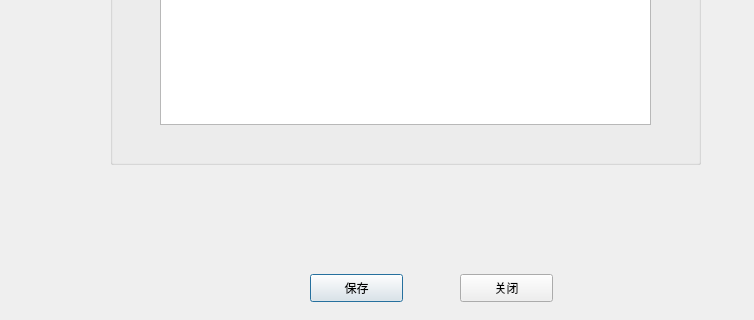
The window that parametersetttingdialog.ui (hzy-gitting/DMTJX-Teacher) describes before a commit, drawn with Qt 5; both pictures show x 0 to 754 and y 196 to 516 of the 754 by 516 pixel window.
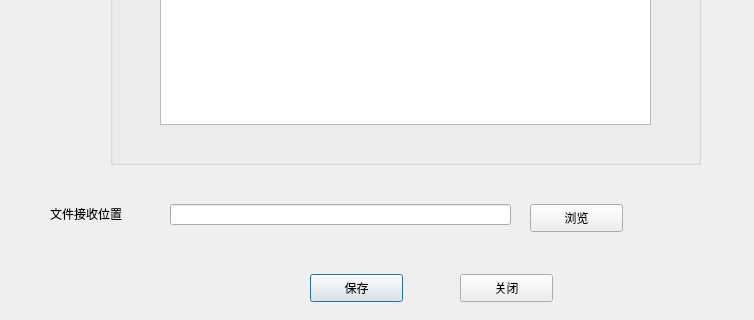
The same window after the commit.

What changed in the file:
```diff
--- a/parametersetttingdialog.ui
+++ b/parametersetttingdialog.ui
@@ -62,6 +62,42 @@
     <string>关闭</string>
    </property>
   </widget>
+  <widget class="QLineEdit" name="fileRcvPathEdit">
+   <property name="geometry">
+    <rect>
+     <x>170</x>
+     <y>400</y>
+     <width>341</width>
+     <height>21</height>
+    </rect>
+   </property>
+  </widget>
+  <widget class="QLabel" name="label">
+   <property name="geometry">
+    <rect>
+     <x>50</x>
+     <y>400</y>
+     <width>111</width>
+     <height>20</height>
+    </rect>
+   </property>
+   <property name="text">
+    <string>文件接收位置</string>
+   </property>
+  </widget>
+  <widget class="QPushButton" name="browseFileBtn">
+   <property name="geometry">
+    <rect>
+     <x>530</x>
+     <y>400</y>
+     <width>93</width>
+     <height>28</height>
+    </rect>
+   </property>
+   <property name="text">
+    <string>浏览</string>
+   </property>
+  </widget>
  </widget>
  <resources/>
  <connections/>
```
